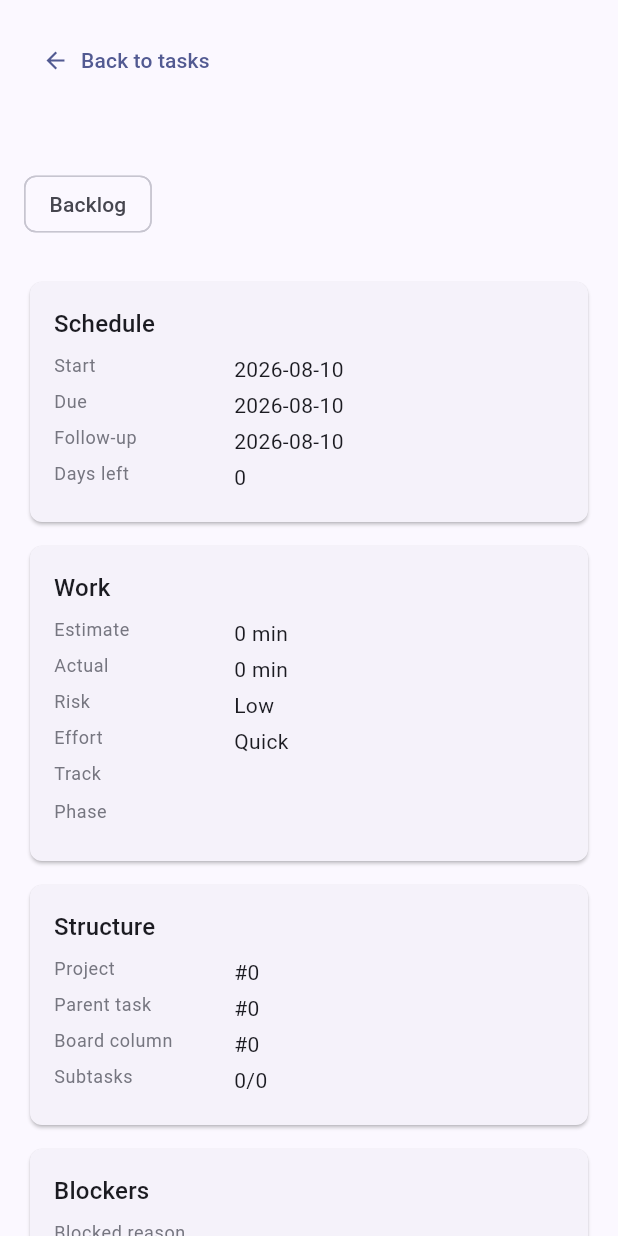
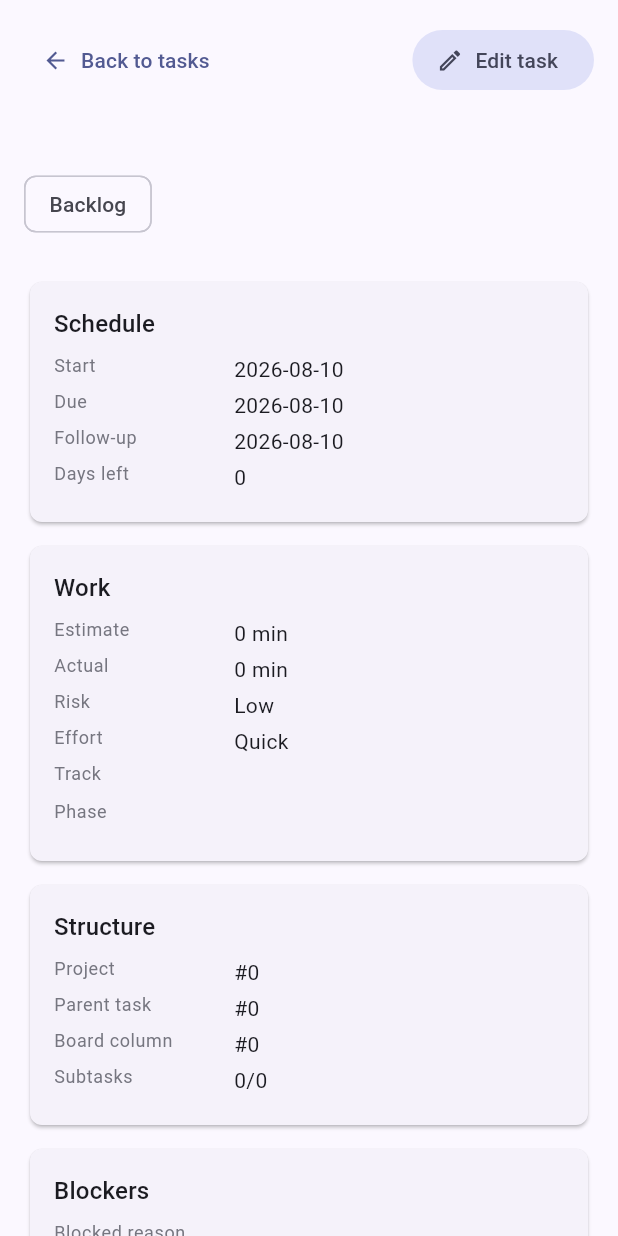
Before and after one commit to MrH3lmy/Tracker-Flutter, a Flutter app: the _TaskDetail widget shown alone on an empty page, opened directly with empty values, on a phone screen of 412 x 824 dp. Run offline on Flutter 3.47's test engine with Material 3 defaults, Android fonts, the phone set to English and light mode, and no system bars; our stand-ins replace connectivity_plus, dio, flutter_riverpod, flutter_secure_storage, freezed_annotation, go_router and 1 more; accounts and stored records are empty.

Commit message:
feat(tasks): add edit action from task detail

```diff
--- a/lib/features/tasks/presentation/task_detail_screen.dart
+++ b/lib/features/tasks/presentation/task_detail_screen.dart
@@ -49,9 +49,9 @@ class _TaskDetail extends StatelessWidget {
     return ListView(
       padding: const EdgeInsets.all(AppSpacing.md),
       children: [
-        Align(
-          alignment: Alignment.centerLeft,
-          child: TextButton.icon(
+        Row(
+          children: [
+            TextButton.icon(
               onPressed: () {
                 if (context.canPop()) {
                   context.pop();
@@ -62,6 +62,14 @@ class _TaskDetail extends StatelessWidget {
               icon: const Icon(Icons.arrow_back),
               label: const Text('Back to tasks'),
             ),
+            const Spacer(),
+            if (activeTaskStatuses.contains(task.status))
+              FilledButton.tonalIcon(
+                onPressed: () => context.go('/tasks/${task.id}/edit'),
+                icon: const Icon(Icons.edit_outlined),
+                label: const Text('Edit task'),
+              ),
+          ],
         ),
         const SizedBox(height: AppSpacing.sm),
         Row(
```
Lines whose indentation alone changed are shown as unchanged.
